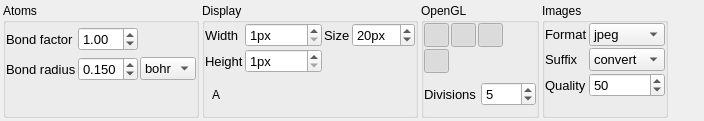
Above: settings.ui from piti-diablotin/qAgate before the change. Below: the same form after it.
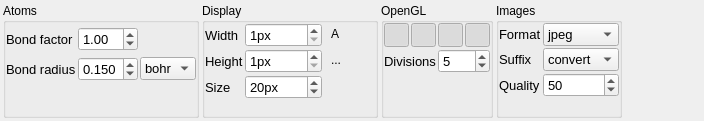
That is the form after the change. Icons and pictures are not drawn.

The edit to the form file:
```diff
--- a/settings.ui
+++ b/settings.ui
@@ -229,25 +229,7 @@
      <property name="title">
       <string>Display</string>
      </property>
-     <layout class="QVBoxLayout" name="verticalLayout_3">
-      <property name="spacing">
-       <number>2</number>
-      </property>
-      <property name="leftMargin">
-       <number>0</number>
-      </property>
-      <property name="topMargin">
-       <number>0</number>
-      </property>
-      <property name="rightMargin">
-       <number>0</number>
-      </property>
-      <property name="bottomMargin">
-       <number>0</number>
-      </property>
-      <item>
-       <widget class="QWidget" name="widget_4" native="true">
-        <layout class="QHBoxLayout" name="horizontalLayout_3">
+     <layout class="QHBoxLayout" name="horizontalLayout_4">
          <property name="spacing">
           <number>2</number>
          </property>
@@ -380,31 +362,7 @@
               </property>
              </widget>
             </item>
-           </layout>
-          </widget>
-         </item>
-         <item>
-          <widget class="QWidget" name="widget_5" native="true">
-           <layout class="QFormLayout" name="formLayout_3">
-            <property name="horizontalSpacing">
-             <number>2</number>
-            </property>
-            <property name="verticalSpacing">
-             <number>2</number>
-            </property>
-            <property name="leftMargin">
-             <number>0</number>
-            </property>
-            <property name="topMargin">
-             <number>0</number>
-            </property>
-            <property name="rightMargin">
-             <number>0</number>
-            </property>
-            <property name="bottomMargin">
-             <number>0</number>
-            </property>
-            <item row="0" column="0">
+         <item row="2" column="0">
              <widget class="QLabel" name="sizeLabel">
               <property name="sizePolicy">
                <sizepolicy hsizetype="Fixed" vsizetype="Preferred">
@@ -422,10 +380,10 @@
               </property>
              </widget>
             </item>
-            <item row="0" column="1">
+         <item row="2" column="1">
              <widget class="QSpinBox" name="size">
               <property name="sizePolicy">
-               <sizepolicy hsizetype="Fixed" vsizetype="Fixed">
+            <sizepolicy hsizetype="Preferred" vsizetype="Fixed">
                 <horstretch>0</horstretch>
                 <verstretch>0</verstretch>
                </sizepolicy>
@@ -461,13 +419,13 @@
            </layout>
           </widget>
          </item>
-        </layout>
-       </widget>
-      </item>
       <item>
-       <widget class="QWidget" name="widget_6" native="true">
-        <layout class="QHBoxLayout" name="horizontalLayout_4">
-         <property name="spacing">
+       <widget class="QWidget" name="widget_5" native="true">
+        <layout class="QFormLayout" name="formLayout_3">
+         <property name="horizontalSpacing">
+          <number>2</number>
+         </property>
+         <property name="verticalSpacing">
           <number>2</number>
          </property>
          <property name="leftMargin">
@@ -482,7 +440,7 @@
          <property name="bottomMargin">
           <number>0</number>
          </property>
-         <item>
+         <item row="1" column="0">
           <widget class="QToolButton" name="foreground">
            <property name="toolTip">
             <string>Font color</string>
@@ -511,7 +469,7 @@
            </property>
           </widget>
          </item>
-         <item>
+         <item row="1" column="1">
           <widget class="QToolButton" name="background">
            <property name="toolTip">
             <string>Background color</string>
@@ -540,18 +498,63 @@
            </property>
           </widget>
          </item>
-         <item>
-          <spacer name="horizontalSpacer_2">
-           <property name="orientation">
-            <enum>Qt::Horizontal</enum>
+         <item row="2" column="0">
+          <widget class="QToolButton" name="up">
+           <property name="toolTip">
+            <string>Spin up color</string>
            </property>
-           <property name="sizeHint" stdset="0">
+           <property name="statusTip">
+            <string>Spin up color</string>
+           </property>
+           <property name="whatsThis">
+            <string>Spin up color</string>
+           </property>
+           <property name="text">
+            <string>...</string>
+           </property>
+           <property name="icon">
+            <iconset resource="qagate.qrc">
+             <normaloff>:/settings/icons/arrow-up.svg</normaloff>:/settings/icons/arrow-up.svg</iconset>
+           </property>
+           <property name="iconSize">
             <size>
-             <width>40</width>
-             <height>20</height>
+             <width>17</width>
+             <height>17</height>
             </size>
            </property>
-          </spacer>
+           <property name="autoRaise">
+            <bool>true</bool>
+           </property>
+          </widget>
+         </item>
+         <item row="2" column="1">
+          <widget class="QToolButton" name="down">
+           <property name="toolTip">
+            <string>Spin down color</string>
+           </property>
+           <property name="statusTip">
+            <string>Spin down color</string>
+           </property>
+           <property name="whatsThis">
+            <string>Spin down color</string>
+           </property>
+           <property name="text">
+            <string/>
+           </property>
+           <property name="icon">
+            <iconset resource="qagate.qrc">
+             <normaloff>:/settings/icons/arrow-down.svg</normaloff>:/settings/icons/arrow-down.svg</iconset>
+           </property>
+           <property name="iconSize">
+            <size>
+             <width>17</width>
+             <height>17</height>
+            </size>
+           </property>
+           <property name="autoRaise">
+            <bool>true</bool>
+           </property>
+          </widget>
          </item>
         </layout>
        </widget>
@@ -566,7 +569,7 @@
      </property>
      <layout class="QVBoxLayout" name="verticalLayout">
       <property name="spacing">
-       <number>0</number>
+       <number>2</number>
       </property>
       <property name="leftMargin">
        <number>0</number>
@@ -598,44 +601,6 @@
          <property name="spacing">
           <number>2</number>
          </property>
-         <item row="1" column="0">
-          <widget class="QToolButton" name="antialiasing">
-           <property name="toolTip">
-            <string>Switch anti-aliasing</string>
-           </property>
-           <property name="statusTip">
-            <string>Switch anti-aliasing</string>
-           </property>
-           <property name="whatsThis">
-            <string>Switch anti-aliasing</string>
-           </property>
-           <property name="text">
-            <string/>
-           </property>
-           <property name="icon">
-            <iconset resource="qagate.qrc">
-             <normaloff>:/settings/icons/anti-aliasing.svg</normaloff>:/settings/icons/anti-aliasing.svg</iconset>
-           </property>
-           <property name="iconSize">
-            <size>
-             <width>17</width>
-             <height>17</height>
-            </size>
-           </property>
-           <property name="shortcut">
-            <string>Shift+A</string>
-           </property>
-           <property name="checkable">
-            <bool>true</bool>
-           </property>
-           <property name="checked">
-            <bool>true</bool>
-           </property>
-           <property name="autoRaise">
-            <bool>true</bool>
-           </property>
-          </widget>
-         </item>
          <item row="0" column="2">
           <widget class="QToolButton" name="light">
            <property name="toolTip">
@@ -751,17 +716,42 @@
           </widget>
          </item>
          <item row="0" column="4">
-          <spacer name="horizontalSpacer_3">
-           <property name="orientation">
-            <enum>Qt::Horizontal</enum>
+          <widget class="QToolButton" name="antialiasing">
+           <property name="toolTip">
+            <string>Switch anti-aliasing</string>
            </property>
-           <property name="sizeHint" stdset="0">
+           <property name="statusTip">
+            <string>Switch anti-aliasing</string>
+           </property>
+           <property name="whatsThis">
+            <string>Switch anti-aliasing</string>
+           </property>
+           <property name="text">
+            <string/>
+           </property>
+           <property name="icon">
+            <iconset resource="qagate.qrc">
+             <normaloff>:/settings/icons/anti-aliasing.svg</normaloff>:/settings/icons/anti-aliasing.svg</iconset>
+           </property>
+           <property name="iconSize">
             <size>
-             <width>40</width>
-             <height>20</height>
+             <width>17</width>
+             <height>17</height>
             </size>
            </property>
-          </spacer>
+           <property name="shortcut">
+            <string>Shift+A</string>
+           </property>
+           <property name="checkable">
+            <bool>true</bool>
+           </property>
+           <property name="checked">
+            <bool>true</bool>
+           </property>
+           <property name="autoRaise">
+            <bool>true</bool>
+           </property>
+          </widget>
          </item>
         </layout>
        </widget>
@@ -844,6 +834,19 @@
         </layout>
        </widget>
       </item>
+      <item>
+       <spacer name="verticalSpacer">
+        <property name="orientation">
+         <enum>Qt::Vertical</enum>
+        </property>
+        <property name="sizeHint" stdset="0">
+         <size>
+          <width>20</width>
+          <height>40</height>
+         </size>
+        </property>
+       </spacer>
+      </item>
      </layout>
     </widget>
    </item>
@@ -980,6 +983,27 @@
      </layout>
     </widget>
    </item>
+   <item>
+    <widget class="QWidget" name="widget_4" native="true">
+     <layout class="QHBoxLayout" name="horizontalLayout_3">
+      <property name="spacing">
+       <number>2</number>
+      </property>
+      <property name="leftMargin">
+       <number>0</number>
+      </property>
+      <property name="topMargin">
+       <number>0</number>
+      </property>
+      <property name="rightMargin">
+       <number>0</number>
+      </property>
+      <property name="bottomMargin">
+       <number>0</number>
+      </property>
+     </layout>
+    </widget>
+   </item>
    <item>
     <spacer name="horizontalSpacer">
      <property name="orientation">
```
Left out of the diff: 56 changed lines with no effect on the pictures. Lines whose indentation alone changed are shown as unchanged.
